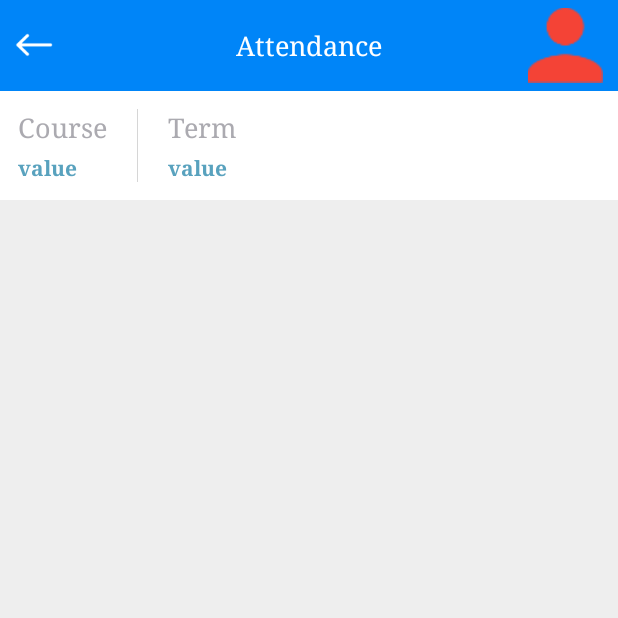
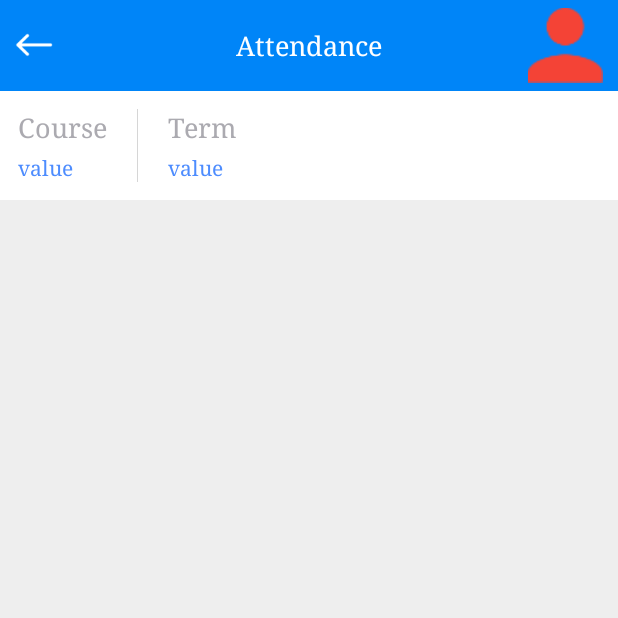
Before and after one commit to shyam1234/NewBlankFramework, an Android app: the AttendanceDetailActivity screen opened directly, with no data from a screen before it, on a phone screen of 412 x 824 dp, the top half of it. Run offline under Robolectric (Android 15) with nearby library versions, the light colour scheme and no system bars; our stand-ins replace Volley; libraries missing offline, so code that uses them is left out: com.nostra13.universalimageloader; network calls fail; pictures from the network do not load; 9 statements that could not run were skipped.

Commit message:
Attendance

```diff
--- a/app/src/main/res/layout/activity_attendance_details.xml
+++ b/app/src/main/res/layout/activity_attendance_details.xml
@@ -9,10 +9,14 @@
         android:layout_width="match_parent"
         android:layout_height="wrap_content"></include>
 
+
+    <!--as per Karthik mail not require header-->
     <include
+        android:visibility="gone"
         layout="@layout/inc_attendance_details"
         android:layout_width="match_parent"
         android:layout_height="wrap_content"></include>
+    <!--as per Karthik mail not require header-->
 
     <com.stpl.edurp.utils.CalendarView
         android:id="@+id/calendar_view"
--- a/app/src/main/res/layout/attendance_details_row.xml
+++ b/app/src/main/res/layout/attendance_details_row.xml
@@ -10,6 +10,7 @@
     <RelativeLayout
         android:layout_width="match_parent"
         android:layout_height="wrap_content"
+        android:background="@color/colorLightPlatinum"
         android:padding="12dp">
 
         <LinearLayout
@@ -105,7 +106,7 @@
                     android:gravity="center"
                     android:text="0 days"
                     android:textAppearance="@style/TextAppearance.AppCompat.Medium"
-                    android:textColor="@color/black"
+                    android:textColor="@color/colorNaviBlue"
                     android:textStyle="normal" />
             </LinearLayout>
 
--- a/app/src/main/res/layout/attendance_row.xml
+++ b/app/src/main/res/layout/attendance_row.xml
@@ -28,7 +28,7 @@
             android:paddingTop="5dp"
             android:text="Subject"
             android:textAppearance="@style/Base.TextAppearance.AppCompat.Subhead"
-            android:textColor="@color/black" />
+            android:textColor="@color/colorDarkblue" />
 
         <TextView
             android:id="@+id/textview_attendance_row_designation"
--- a/app/src/main/res/layout/fragment_attendance_details.xml
+++ b/app/src/main/res/layout/fragment_attendance_details.xml
@@ -43,8 +43,8 @@
                 android:layout_marginTop="5dp"
                 android:text="value"
                 android:textAppearance="@style/Base.TextAppearance.AppCompat.Small"
-                android:textColor="@color/colorSkyBlue"
-                android:textStyle="bold" />
+                android:textColor="@color/colorBlue"
+                android:textStyle="normal" />
         </LinearLayout>
 
         <View
@@ -82,8 +82,8 @@
                 android:layout_marginTop="5dp"
                 android:text="value"
                 android:textAppearance="@style/Base.TextAppearance.AppCompat.Small"
-                android:textColor="@color/colorSkyBlue"
-                android:textStyle="bold" />
+                android:textColor="@color/colorBlue"
+                android:textStyle="normal" />
         </LinearLayout>
     </RelativeLayout>
 
--- a/app/src/main/res/values/colors.xml
+++ b/app/src/main/res/values/colors.xml
@@ -31,7 +31,7 @@
     <color name="colorMargin">#d6d6d6</color>
     <color name="colorDarkblue">#2093CC</color>
     <color name="colorLightParrot">#02BFA5</color>
-    <color name="colorDarkVal">#9574CD</color>
+    <color name="colorDarkViolet">#9574CD</color>
     <color name="colorLightOran">#F5855A</color>
     <color name="colorLeaf">#7DB955</color>
     <color name="colorLighterMayrun">#6FA78C</color>
@@ -44,6 +44,7 @@
     <color name="winter">#44a1c1da</color>
     <color name="spring">#448da64b</color>
     <color name="darkOrange">#BC6919</color>
+    <color name="colorLightPlatinum">#33E5E4E2</color>
 
 
 </resources>
```
Also changed, not shown: app/src/main/res/drawable/circle_filled.xml (+8 -9 lines), app/src/main/res/drawable/menu_dark_vallet.xml (+6 -6 lines).
